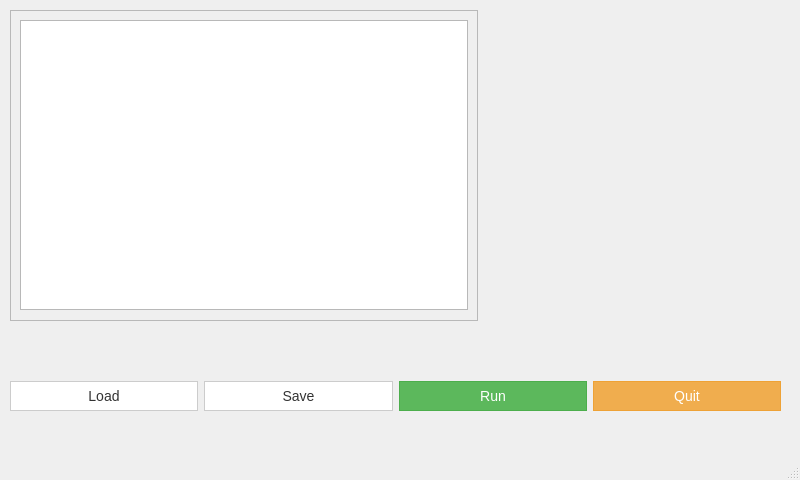
Above: qt_design_test.ui from isman7/pyqt4-rbpi-app before the change. Below: the same form after it.
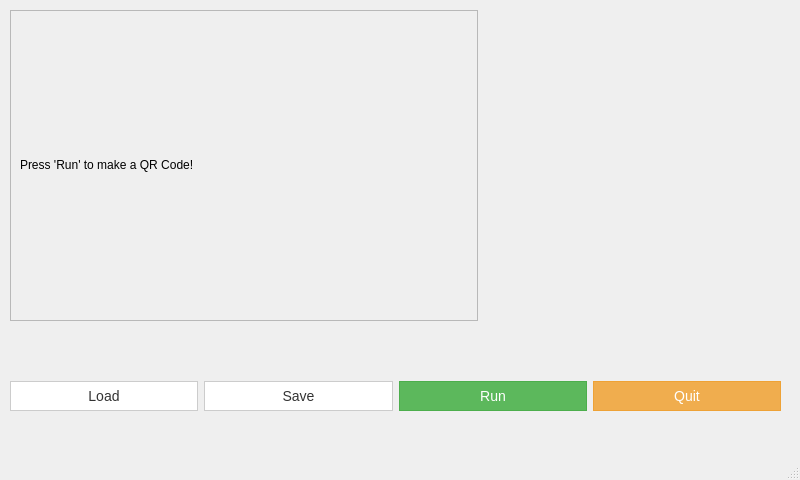
That is the form after the change.

Commit message: Added some functionallity to the demo using qrcode lib and making a QR that points to the repo.

Patch:
```diff
--- a/qt_design_test.ui
+++ b/qt_design_test.ui
@@ -29,7 +29,7 @@
     <property name="frameShadow">
      <enum>QFrame::Raised</enum>
     </property>
-    <widget class="QGraphicsView" name="graphicsView">
+    <widget class="QLabel" name="label">
      <property name="geometry">
       <rect>
        <x>10</x>
@@ -38,6 +38,9 @@
        <height>290</height>
       </rect>
      </property>
+     <property name="text">
+      <string>Press 'Run' to make a QR Code!</string>
+     </property>
     </widget>
     <zorder>graphicsView</zorder>
     <zorder>loadButton</zorder>
```
Left out of the diff: 2 changed lines with no effect on the pictures. The commit also changes 2 other files.
